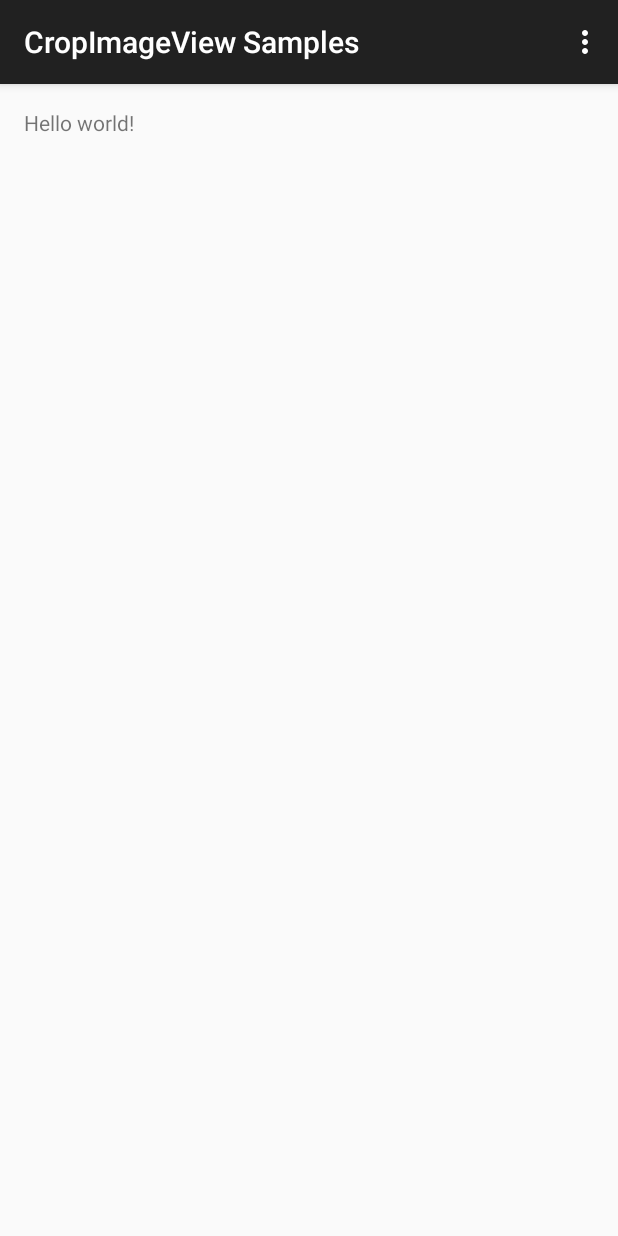
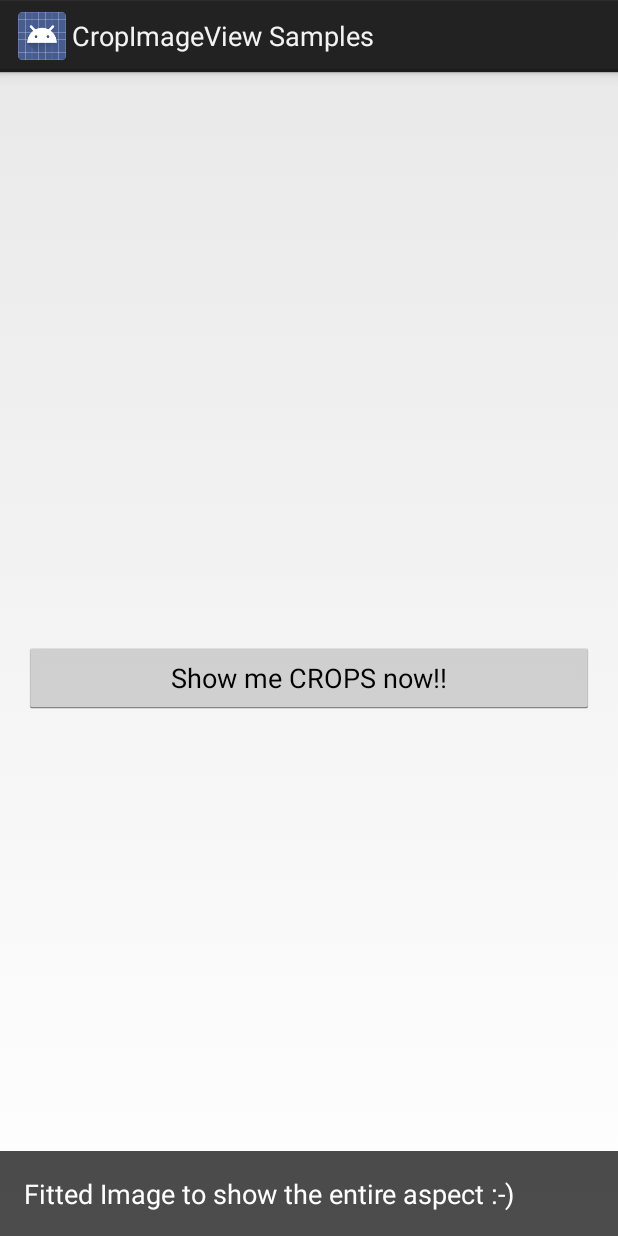
Before and after one commit to cesards/SuperImageView, an Android app: the screen it shows after launch (MainActivity), on a phone screen of 412 x 824 dp. Run offline under Robolectric (Android 15) with nearby library versions, the phone set to English and light mode, and no system bars.

Commit message:
Preparing Sample CropImageView refactoring

```diff
--- a/library/build.gradle
+++ b/library/build.gradle
@@ -1,11 +1,10 @@
-apply plugin: 'com.android.application'
+apply plugin: 'com.android.library'
 
 android {
   compileSdkVersion 21
   buildToolsVersion "21.1.2"
 
   defaultConfig {
-        applicationId "com.cesards.cropimageview"
     minSdkVersion 14
     targetSdkVersion 21
     versionCode 1
--- a/samples/src/main/java/com/cesards/cropimageviewsamples/MainActivity.java
+++ b/samples/src/main/java/com/cesards/cropimageviewsamples/MainActivity.java
@@ -1,39 +1,26 @@
-package com.cesards.myapplication;
+package com.cesards.cropimageviewsamples;
 
-import android.support.v7.app.ActionBarActivity;
+import android.app.Activity;
+import android.content.Intent;
 import android.os.Bundle;
-import android.view.Menu;
-import android.view.MenuItem;
+import android.view.View;
+
+public class MainActivity extends Activity {
+
+  @Override protected void onCreate(Bundle savedInstanceState) {
+    super.onCreate(savedInstanceState);
+    setContentView(R.layout.activity_main);
+
+    this.initViews();
+  }
+
+  private void initViews() {
+    findViewById(R.id.main_crops).setOnClickListener(new View.OnClickListener() {
+      @Override public void onClick(View v) {
+        startActivity(new Intent(MainActivity.this, CropActivity.class));
+      }
+    });
+  }
 
 
-public class MainActivity extends ActionBarActivity {
-
-    @Override
-    protected void onCreate(Bundle savedInstanceState) {
-        super.onCreate(savedInstanceState);
-        setContentView(R.layout.activity_main);
-    }
-
-
-    @Override
-    public boolean onCreateOptionsMenu(Menu menu) {
-        // Inflate the menu; this adds items to the action bar if it is present.
-        getMenuInflater().inflate(R.menu.menu_main, menu);
-        return true;
-    }
-
-    @Override
-    public boolean onOptionsItemSelected(MenuItem item) {
-        // Handle action bar item clicks here. The action bar will
-        // automatically handle clicks on the Home/Up button, so long
-        // as you specify a parent activity in AndroidManifest.xml.
-        int id = item.getItemId();
-
-        //noinspection SimplifiableIfStatement
-        if (id == R.id.action_settings) {
-            return true;
-        }
-
-        return super.onOptionsItemSelected(item);
-    }
 }
--- a/samples/src/main/res/layout/activity_main.xml
+++ b/samples/src/main/res/layout/activity_main.xml
@@ -1,16 +1,28 @@
-<RelativeLayout xmlns:android="http://schemas.android.com/apk/res/android"
-                xmlns:tools="http://schemas.android.com/tools"
-                android:layout_width="match_parent"
-                android:layout_height="match_parent"
-                android:paddingLeft="@dimen/activity_horizontal_margin"
-                android:paddingRight="@dimen/activity_horizontal_margin"
-                android:paddingTop="@dimen/activity_vertical_margin"
-                android:paddingBottom="@dimen/activity_vertical_margin"
-                tools:context=".MainActivity">
+<merge xmlns:android="http://schemas.android.com/apk/res/android"
+    android:layout_width="match_parent"
+    android:layout_height="match_parent"
+    >
 
-    <TextView
-        android:text="@string/hello_world"
-        android:layout_width="wrap_content"
-        android:layout_height="wrap_content"/>
+  <Button
+      android:layout_width="match_parent"
+      android:layout_height="48dp"
+      android:layout_gravity="center"
+      android:layout_marginRight="16dp"
+      android:id="@+id/main_crops"
+      android:layout_marginLeft="16dp"
+      android:layout_marginTop="16dp"
+      android:text="Show me CROPS now!!"
+      />
 
-</RelativeLayout>
+  <TextView
+      android:layout_width="match_parent"
+      android:layout_height="wrap_content"
+      android:padding="16dp"
+      android:textSize="18sp"
+      android:layout_gravity="bottom"
+      android:textColor="@android:color/white"
+      android:background="@color/black_70"
+      android:text="Fitted Image to show the entire aspect :-)"
+      />
+
+</merge>
--- a/samples/src/main/res/menu/menu_main.xml
+++ /dev/null
@@ -1,9 +0,0 @@
-<menu xmlns:android="http://schemas.android.com/apk/res/android"
-      xmlns:app="http://schemas.android.com/apk/res-auto"
-      xmlns:tools="http://schemas.android.com/tools"
-      tools:context=".MainActivity">
-    <item android:id="@+id/action_settings"
-          android:title="@string/action_settings"
-          android:orderInCategory="100"
-          app:showAsAction="never"/>
-</menu>
--- /dev/null
+++ b/samples/src/main/res/values/colors.xml
@@ -0,0 +1,4 @@
+<?xml version="1.0" encoding="utf-8"?>
+<resources>
+  <color name="black_70">#B3000000</color>
+</resources>
--- a/samples/src/main/res/values/strings.xml
+++ b/samples/src/main/res/values/strings.xml
@@ -2,7 +2,5 @@
 <resources>
 
     <string name="app_name">CropImageView Samples</string>
-    <string name="hello_world">Hello world!</string>
-    <string name="action_settings">Settings</string>
 
 </resources>
--- a/samples/src/main/res/values/styles.xml
+++ b/samples/src/main/res/values/styles.xml
@@ -1,8 +1,6 @@
 <resources>
 
-    <!-- Base application theme. -->
-    <style name="AppTheme" parent="Theme.AppCompat.Light.DarkActionBar">
-        <!-- Customize your theme here. -->
-    </style>
+  <!-- Base application theme. -->
+  <style name="AppTheme" parent="android:Theme.Holo.Light.DarkActionBar"/>
 
 </resources>
```
Also changed, not shown: library/src/main/java/com/cesards/cropimageview/CropImageView.java (+52 -113 lines), samples/build.gradle (+5 -2 lines), samples/src/main/AndroidManifest.xml (+13 -6 lines), samples/src/main/java/com/cesards/cropimageviewsamples/CropActivity.java (added, +90 -0 lines), samples/src/main/res/layout/activity_crop.xml (added, +19 -0 lines), samples/src/main/res/drawable-xxhdpi/ball_centered_bottom_ball.png (added), samples/src/main/res/drawable-xxhdpi/ball_cropped_left.png (added), samples/src/main/res/drawable-xxhdpi/gardeners.jpg (added), samples/src/main/res/drawable-xxhdpi/zombie.png (added), 2 other files. Lines whose indentation alone changed are shown as unchanged.
